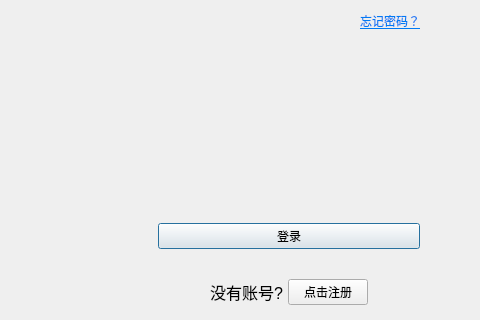
Qt form LoginDialog.ui (MonoKelvin/BookStudyApp) before a commit; both pictures show x 520 to 1000 and y 298 to 618 of the 1000 by 618 pixel window.
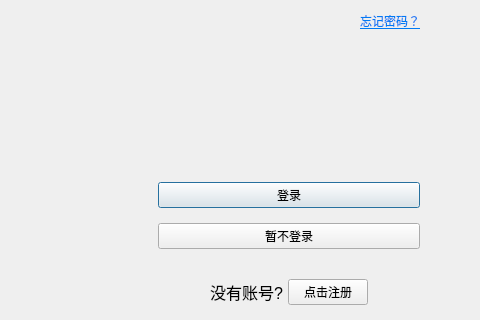
The same form after that commit. Icons and pictures are not drawn.

Commit message: 完成游客登录功能

The edit to the form file:
```diff
--- a/LoginDialog.ui
+++ b/LoginDialog.ui
@@ -276,6 +276,13 @@
        </property>
       </widget>
      </item>
+     <item>
+      <widget class="QPushButton" name="btnEntryNologin">
+       <property name="text">
+        <string>暂不登录</string>
+       </property>
+      </widget>
+     </item>
      <item>
       <layout class="QHBoxLayout" name="horizontalLayout">
        <property name="spacing">
```
The commit also changes 16 other files.
